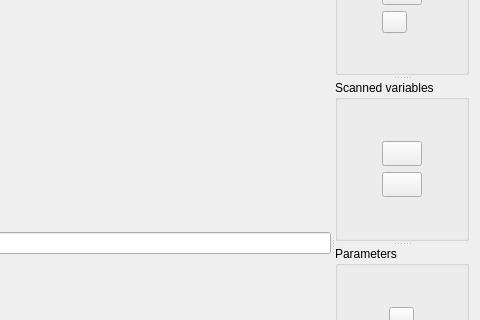
First picture: the form in OMOptim/GUI/Widgets/WidgetSelectOptVars.ui, repository OpenModelica/OMOptim, before the edit; both pictures show x 512 to 992 and y 91 to 411 of the 992 by 670 pixel window.
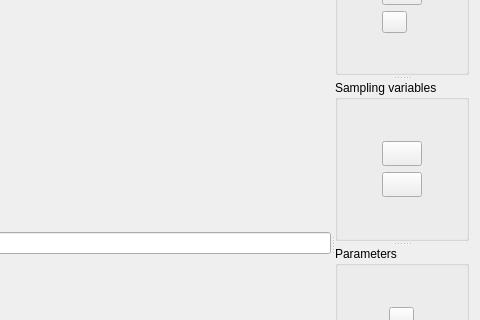
Second picture: the form after the edit. Icons and pictures are not drawn. Custom widgets are drawn as their Qt base class.

```diff
--- a/OMOptim/GUI/Widgets/WidgetSelectOptVars.ui
+++ b/OMOptim/GUI/Widgets/WidgetSelectOptVars.ui
@@ -257,7 +257,7 @@
       </widget>
       <widget class="MyGroupBox" name="groupBox_2">
        <property name="title">
-        <string>Scanned variables</string>
+        <string>Sampling variables</string>
        </property>
        <property name="checkable">
         <bool>false</bool>
```
